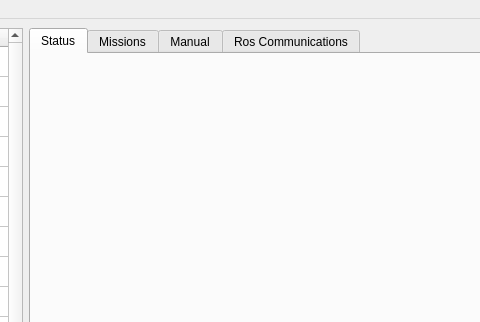
Above: dyros_black_ui/ui/main_window.ui from jmpechem/sm_n_vis before the change; both pictures show x 186 to 666 and y 0 to 322 of the 1288 by 792 pixel window. Below: the same form after it.
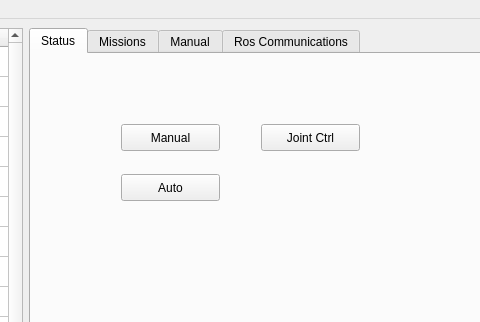
That is the form after the change. Icons and pictures are not drawn.

```diff
--- a/dyros_black_ui/ui/main_window.ui
+++ b/dyros_black_ui/ui/main_window.ui
@@ -84,6 +84,45 @@
        <attribute name="title">
         <string>Status</string>
        </attribute>
+       <widget class="QPushButton" name="manuButton">
+        <property name="geometry">
+         <rect>
+          <x>90</x>
+          <y>70</y>
+          <width>99</width>
+          <height>27</height>
+         </rect>
+        </property>
+        <property name="text">
+         <string>Manual</string>
+        </property>
+       </widget>
+       <widget class="QPushButton" name="autoButton">
+        <property name="geometry">
+         <rect>
+          <x>90</x>
+          <y>120</y>
+          <width>99</width>
+          <height>27</height>
+         </rect>
+        </property>
+        <property name="text">
+         <string>Auto</string>
+        </property>
+       </widget>
+       <widget class="QPushButton" name="button_joint_control">
+        <property name="geometry">
+         <rect>
+          <x>230</x>
+          <y>70</y>
+          <width>99</width>
+          <height>27</height>
+         </rect>
+        </property>
+        <property name="text">
+         <string>Joint Ctrl</string>
+        </property>
+       </widget>
       </widget>
       <widget class="QWidget" name="tab">
        <attribute name="title">
```
